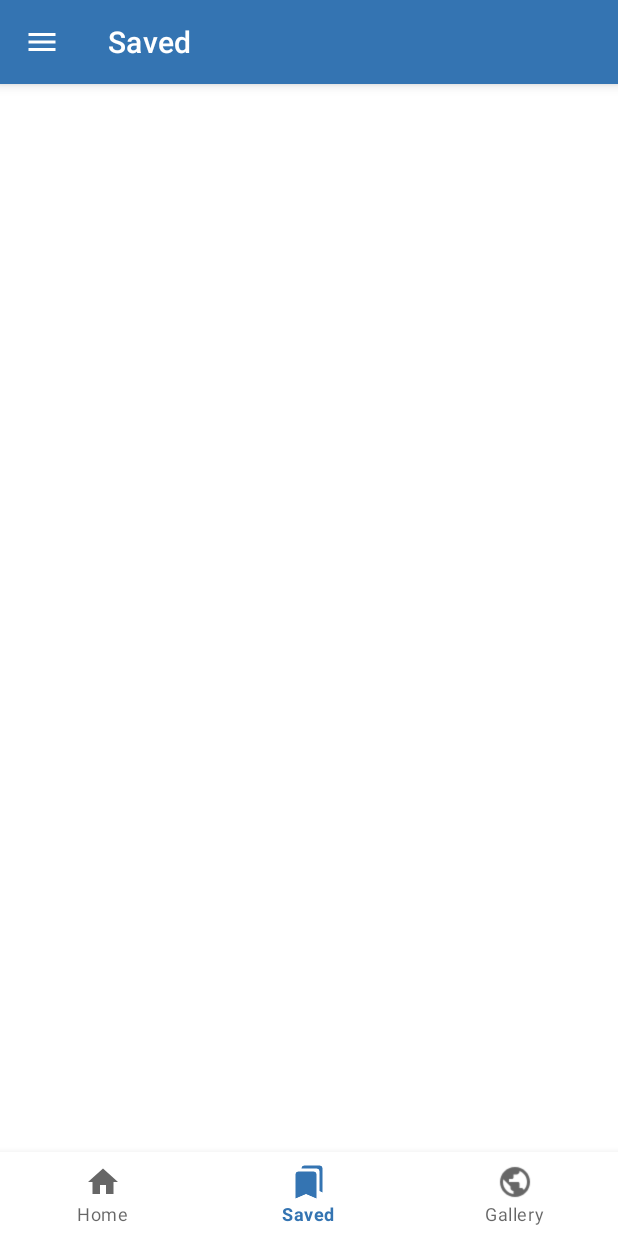
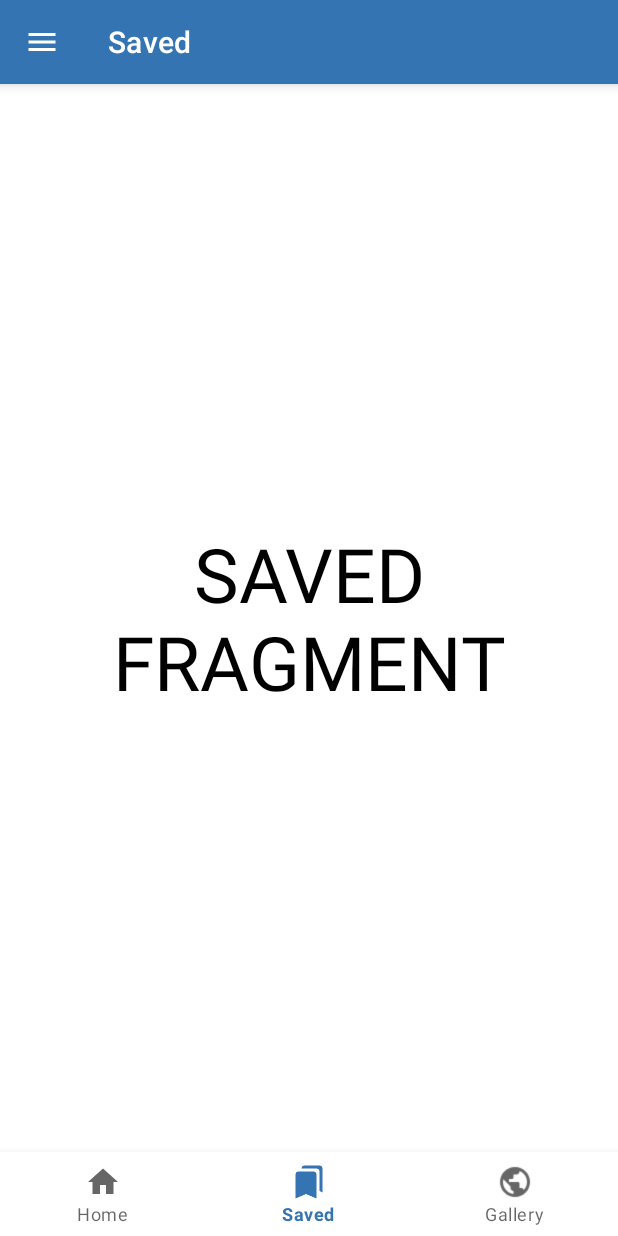
Before and after one commit to qwertyp0/origamiXR, an Android app: the MainHomeActivity screen opened directly, with no data from a screen before it, item 2 of the bottom bar chosen, on a phone screen of 412 x 824 dp. Run offline under Robolectric (Android 15) with nearby library versions, the phone set to English and light mode, and no system bars; our stand-ins replace CircleImageView.

Commit message:
dummy files for the fragments

```diff
--- /dev/null
+++ b/app/src/main/java/com/example/origamixr/GalleryFragment.java
@@ -0,0 +1,16 @@
+package com.example.origamixr;
+
+import android.os.Bundle;
+import android.view.LayoutInflater;
+import android.view.View;
+import android.view.ViewGroup;
+
+import androidx.fragment.app.Fragment;
+
+public class GalleryFragment extends Fragment {
+
+    public View onCreateView(LayoutInflater inflater, ViewGroup container,
+                             Bundle savedInstanceState) {
+        return inflater.inflate(R.layout.home_fragment, container, false);
+    }
+}
--- /dev/null
+++ b/app/src/main/java/com/example/origamixr/HomeFragment.java
@@ -0,0 +1,16 @@
+package com.example.origamixr;
+
+import android.os.Bundle;
+import android.view.LayoutInflater;
+import android.view.View;
+import android.view.ViewGroup;
+
+import androidx.fragment.app.Fragment;
+
+public class HomeFragment extends Fragment {
+    public View onCreateView(LayoutInflater inflater, ViewGroup container,
+                             Bundle savedInstanceState) {
+        return inflater.inflate(R.layout.home_fragment, container, false);
+    }
+
+}
--- a/app/src/main/java/com/example/origamixr/MainHomeActivity.java
+++ b/app/src/main/java/com/example/origamixr/MainHomeActivity.java
@@ -29,9 +29,9 @@ public class MainHomeActivity extends AppCompatActivity {
     *  Gallery
     * */
 
-    // private HomeFragment mHomeFragment = new HomeFragment();
-    // private SavedFragment mSavedFragment = new SavedFragment();
-    // private GalleryFragment mGalleryFragment = new GalleryFragment();
+    private HomeFragment mHomeFragment = new HomeFragment();
+    private SavedFragment mSavedFragment = new SavedFragment();
+    private GalleryFragment mGalleryFragment = new GalleryFragment();
     private DrawerLayout mDrawerLayout;
 
     protected void onCreate(Bundle savedInstanceState) {
@@ -43,6 +43,7 @@ public class MainHomeActivity extends AppCompatActivity {
         mFragmentManager = getSupportFragmentManager();
 
         FragmentTransaction mFragmentTransaction = mFragmentManager.beginTransaction();
+        mFragmentTransaction.replace(R.id.fragment_container, mHomeFragment);
         mFragmentTransaction.commit();
         mFragmentManager.executePendingTransactions();
 
@@ -62,23 +63,23 @@ public class MainHomeActivity extends AppCompatActivity {
 
         navigation.setOnNavigationItemSelectedListener(
             item -> {
-                FragmentTransaction mFragmentTransaction1 = mFragmentManager.beginTransaction();
+                FragmentTransaction mFragmentTransaction = mFragmentManager.beginTransaction();
 
                 switch (item.getItemId()) {
                     case R.id.navigation_home:
                         actionbar.setTitle("Home");
-                        // mFragmentTransaction1.replace(R.id.fragment_container, mHomeFragment);
+                        mFragmentTransaction.replace(R.id.fragment_container, mHomeFragment);
                         break;
                     case R.id.navigation_saved:
                         actionbar.setTitle("Saved");
-                        // mFragmentTransaction1.replace(R.id.fragment_container, mSavedFragment);
+                        mFragmentTransaction.replace(R.id.fragment_container, mSavedFragment);
                         break;
                     case R.id.navigation_gallery:
                         actionbar.setTitle("Gallery");
-                        // mFragmentTransaction1.replace(R.id.fragment_container, mGalleryFragment);
+                        mFragmentTransaction.replace(R.id.fragment_container, mGalleryFragment);
                 }
 
-                mFragmentTransaction1.commit();
+                mFragmentTransaction.commit();
                 mFragmentManager.executePendingTransactions();
                 return true;
             }
--- /dev/null
+++ b/app/src/main/java/com/example/origamixr/SavedFragment.java
@@ -0,0 +1,15 @@
+package com.example.origamixr;
+
+import android.os.Bundle;
+import android.view.LayoutInflater;
+import android.view.View;
+import android.view.ViewGroup;
+
+import androidx.fragment.app.Fragment;
+
+public class SavedFragment extends Fragment {
+    public View onCreateView(LayoutInflater inflater, ViewGroup container,
+                             Bundle savedInstanceState) {
+        return inflater.inflate(R.layout.saved_fragment, container, false);
+    }
+}
--- /dev/null
+++ b/app/src/main/res/layout/saved_fragment.xml
@@ -0,0 +1,14 @@
+<?xml version="1.0" encoding="utf-8"?>
+<LinearLayout xmlns:android="http://schemas.android.com/apk/res/android"
+    android:orientation="vertical" android:layout_width="match_parent"
+    android:layout_height="match_parent">
+
+    <TextView
+        android:layout_width="match_parent"
+        android:layout_height="match_parent"
+        android:gravity="center"
+        android:text="SAVED FRAGMENT"
+        android:textColor="@android:color/black"
+        android:textSize="50dp" />
+
+</LinearLayout>
```
Also changed, not shown: app/src/main/res/layout/gallery_fragment.xml (added, +14 -0 lines), app/src/main/res/layout/home_fragment.xml (added, +14 -0 lines).
